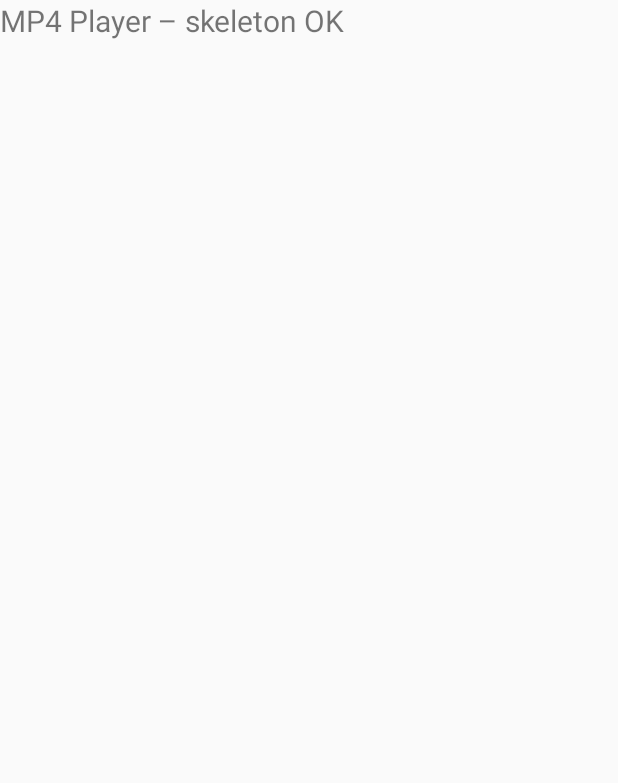
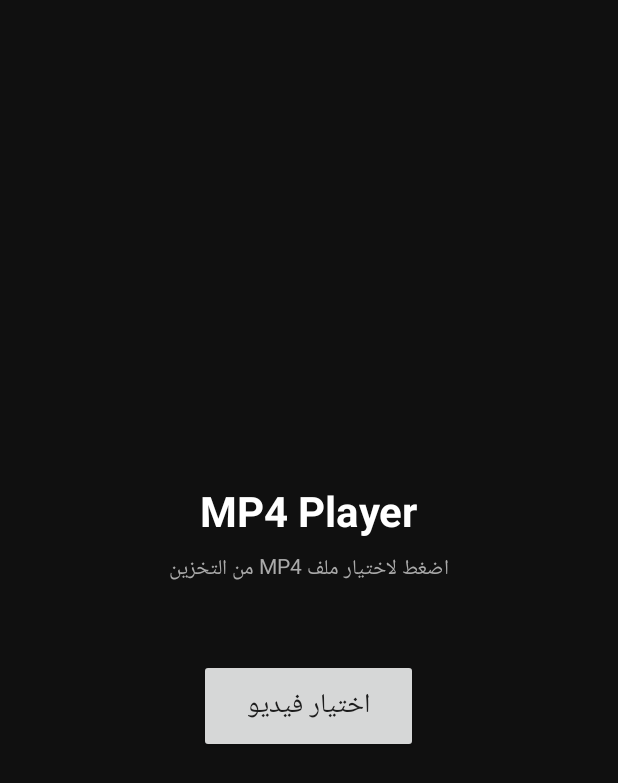
Before and after one commit to hassanbadar58668/mp4-player, an Android app: the screen it shows after launch (MainActivity), on a phone screen of 412 x 824 dp. Shown: the top 783 px of the screen. Run offline under Robolectric (Android 15) with nearby library versions, the phone set to English and light mode, and no system bars.

Commit message:
feat(stage1): local MP4 playback with ExoPlayer
- MainActivity: SAF picker for MP4 files
- PlayerActivity: ExoPlayer with 12MB buffer (SC7731-friendly)
- SensorLandscape orientation, keep-screen-on, surface_view
- Persistable URI permission across restarts
- Media3 1.4.1 (compileSdk 34 compatible)

```diff
--- a/app/src/main/java/com/example/mp4player/MainActivity.kt
+++ b/app/src/main/java/com/example/mp4player/MainActivity.kt
@@ -1,15 +1,39 @@
 package com.example.mp4player
 
+import android.content.Intent
+import com.example.mp4player.R
+import android.net.Uri
 import android.os.Bundle
-import android.widget.TextView
+import android.widget.Button
+import androidx.activity.result.contract.ActivityResultContracts
 import androidx.appcompat.app.AppCompatActivity
 
 class MainActivity : AppCompatActivity() {
+
+    private val pickVideoLauncher = registerForActivityResult(
+        ActivityResultContracts.OpenDocument()
+    ) { uri: Uri? ->
+        if (uri != null) {
+            // صلاحية قراءة دائمة (مهمة لأن URI بيفقد صلاحيته بعد إعادة التشغيل)
+            contentResolver.takePersistableUriPermission(
+                uri, Intent.FLAG_GRANT_READ_URI_PERMISSION
+            )
+            openPlayer(uri)
+        }
+    }
+
     override fun onCreate(savedInstanceState: Bundle?) {
         super.onCreate(savedInstanceState)
-        setContentView(TextView(this).apply {
-            text = "MP4 Player – skeleton OK"
-            textSize = 20f
+        setContentView(R.layout.activity_main)
+
+        findViewById<Button>(R.id.pickVideoButton).setOnClickListener {
+            pickVideoLauncher.launch(arrayOf("video/mp4", "video/*"))
+        }
+    }
+
+    private fun openPlayer(uri: Uri) {
+        startActivity(Intent(this, PlayerActivity::class.java).apply {
+            data = uri
         })
     }
 }
--- /dev/null
+++ b/app/src/main/res/layout/activity_main.xml
@@ -0,0 +1,36 @@
+<?xml version="1.0" encoding="utf-8"?>
+<LinearLayout xmlns:android="http://schemas.android.com/apk/res/android"
+    android:layout_width="match_parent"
+    android:layout_height="match_parent"
+    android:orientation="vertical"
+    android:gravity="center"
+    android:padding="24dp"
+    android:background="#101010">
+
+    <TextView
+        android:layout_width="wrap_content"
+        android:layout_height="wrap_content"
+        android:text="@string/app_name"
+        android:textColor="#FFFFFF"
+        android:textSize="28sp"
+        android:textStyle="bold"
+        android:layout_marginBottom="8dp" />
+
+    <TextView
+        android:layout_width="wrap_content"
+        android:layout_height="wrap_content"
+        android:text="@string/pick_video_hint"
+        android:textColor="#AAAAAA"
+        android:textSize="14sp"
+        android:layout_marginBottom="48dp" />
+
+    <Button
+        android:id="@+id/pickVideoButton"
+        android:layout_width="wrap_content"
+        android:layout_height="wrap_content"
+        android:text="@string/pick_video"
+        android:textSize="18sp"
+        android:paddingHorizontal="32dp"
+        android:paddingVertical="16dp" />
+
+</LinearLayout>
--- /dev/null
+++ b/app/src/main/res/values/strings.xml
@@ -0,0 +1,7 @@
+<?xml version="1.0" encoding="utf-8"?>
+<resources>
+    <string name="app_name">MP4 Player</string>
+    <string name="pick_video">اختيار فيديو</string>
+    <string name="no_video_selected">لم يتم اختيار فيديو</string>
+    <string name="pick_video_hint">اضغط لاختيار ملف MP4 من التخزين</string>
+</resources>
```
Also changed, not shown: app/src/main/AndroidManifest.xml (+10 -1 lines), app/src/main/java/com/example/mp4player/PlayerActivity.kt (added, +88 -0 lines), app/src/main/res/layout/activity_player.xml (added, +18 -0 lines), 1 other file.
